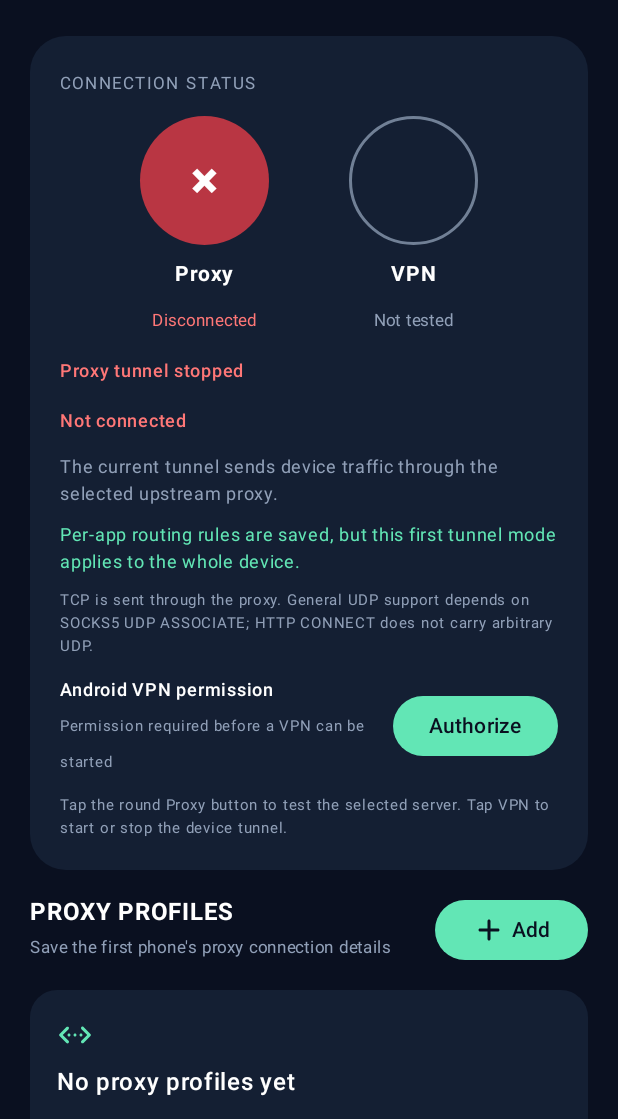
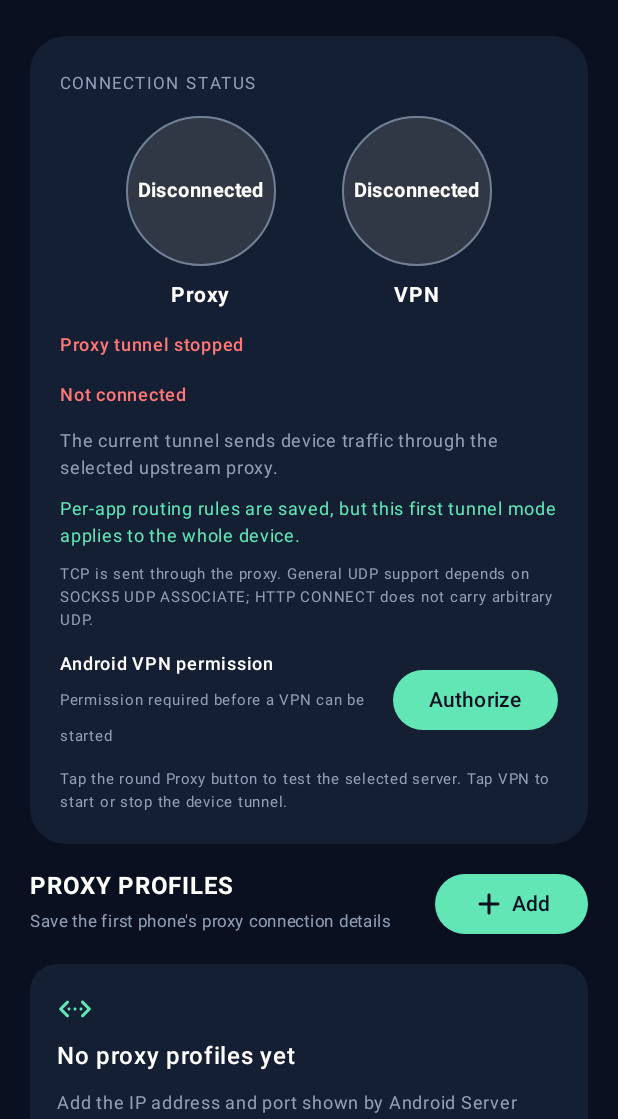
Before and after one commit to mohamedezzat19/AboEzzat-VPN, an Android app built with Jetpack Compose: the screen it shows after launch (MainActivity), on a phone screen of 412 x 824 dp, the part 117-1236 px from its top. Run offline under Robolectric (Android 15) with nearby library versions, the phone set to English and light mode, and no system bars; pictures from the network do not load; 1 statement that could not run was skipped.

Commit message:
Show Connected and Disconnected inside the Proxy toggle circle

```diff
--- a/app/src/main/java/com/aboezzat/vpn/MainActivity.kt
+++ b/app/src/main/java/com/aboezzat/vpn/MainActivity.kt
@@ -907,20 +907,25 @@ private fun ConnectionCircle(
     onClick: () -> Unit
 ) {
     val stateColor = when {
-        connecting -> Color(0xFF4D91E8)
+        connecting -> Color(0xFF2867A8)
         connected == true -> Color(0xFF168B55)
-        connected == false -> Color(0xFFB93643)
-        else -> Color.Transparent
+        connected == false -> Color(0xFF303846)
+        else -> Color(0xFF303846)
+    }
+    val statusText = when {
+        connecting -> "Connecting…"
+        connected == true -> "Connected"
+        else -> "Disconnected"
     }
     Column(
         horizontalAlignment = Alignment.CenterHorizontally,
         verticalArrangement = Arrangement.spacedBy(7.dp)
     ) {
         Surface(
-            modifier = Modifier.size(86.dp).clickable(enabled = !connecting, onClick = onClick),
+            modifier = Modifier.size(100.dp).clickable(enabled = !connecting, onClick = onClick),
             shape = CircleShape,
             color = stateColor,
-            border = if (connected == null && !connecting) BorderStroke(2.dp, Color(0xFF718096)) else null
+            border = if (connected != true && !connecting) BorderStroke(1.dp, Color(0xFF718096)) else null
         ) {
             Box(contentAlignment = Alignment.Center) {
                 if (connecting) {
@@ -930,28 +935,18 @@ private fun ConnectionCircle(
                         strokeWidth = 3.dp
                     )
                 } else {
-                    if (connected != null) {
-                        Text(
-                            if (connected) "✓" else "×",
-                            color = Color.White,
-                            fontSize = 34.sp,
-                            fontWeight = FontWeight.ExtraBold
-                        )
-                    }
+                    Text(
+                        tx(statusText),
+                        color = Color.White,
+                        fontSize = 13.sp,
+                        fontWeight = FontWeight.Bold,
+                        textAlign = TextAlign.Center,
+                        maxLines = 1
+                    )
                 }
             }
         }
         Text(tx(title), color = Color.White, fontSize = 14.sp, fontWeight = FontWeight.Bold)
-        Text(
-            tx(if (connecting) "Connecting…" else if (connected == true) "Connected" else if (connected == false) "Disconnected" else "Not tested"),
-            color = when {
-                connecting -> Color(0xFF79B5FF)
-                connected == true -> Color(0xFF54D98C)
-                connected == false -> Color(0xFFFF7777)
-                else -> Muted
-            },
-            fontSize = 11.sp
-        )
     }
 }
 
```
